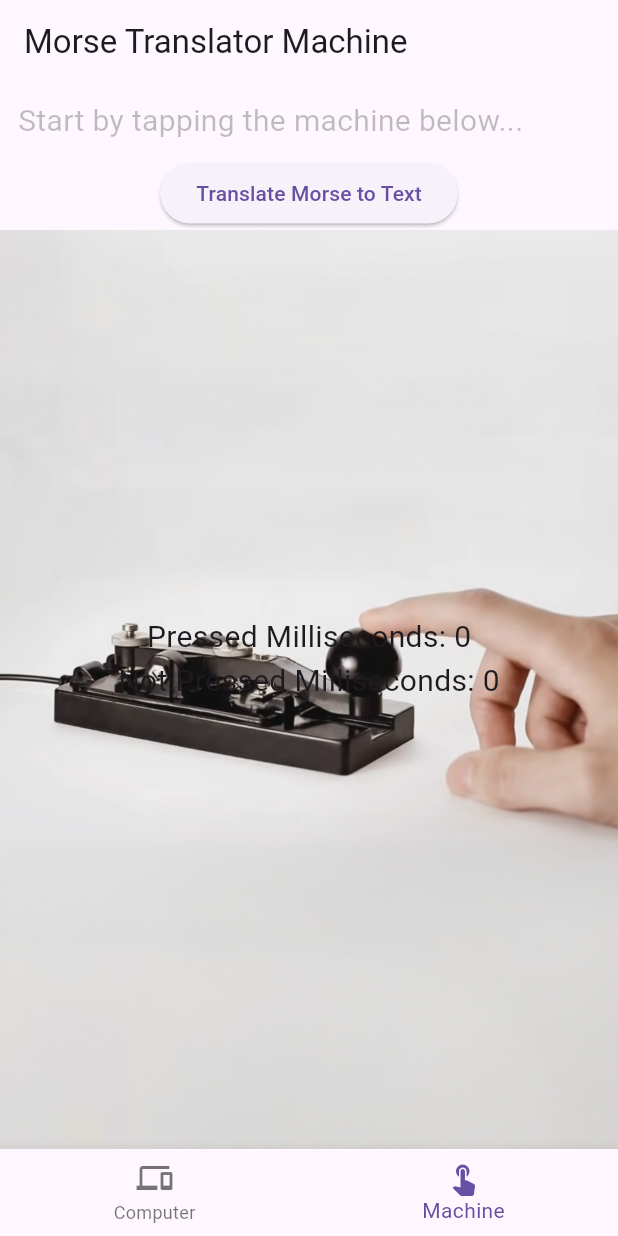
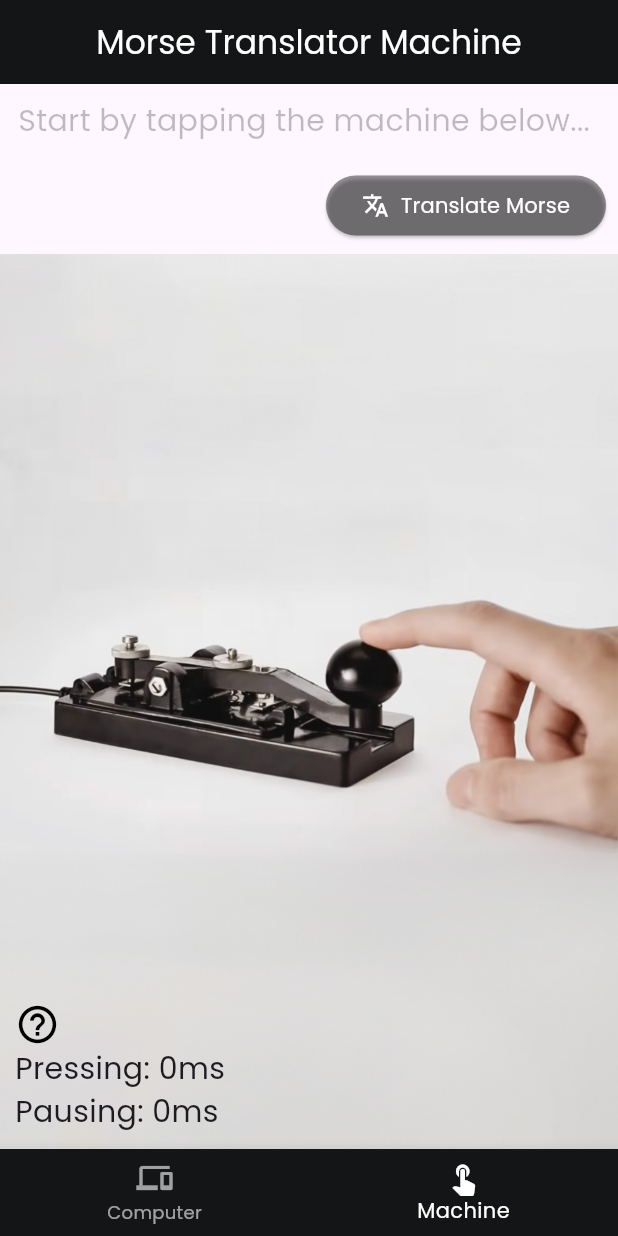
Before and after one commit to ItsJordanNL/morse-translator, a Flutter app: the screen it shows after launch, item 2 of the bottom bar chosen, on a phone screen of 412 x 824 dp. Run offline on Flutter 3.47's test engine with Material 3 defaults, Android fonts, the phone set to English and light mode, and no system bars.

Commit message:
Build - Help popup en styling zoals lettertype

```diff
--- a/lib/machine.dart
+++ b/lib/machine.dart
@@ -33,6 +33,66 @@ class TimerButtonState extends State<TimerButton> {
     }
   }
 
+  void _showHelpDialog(BuildContext context) {
+    showDialog(
+      context: context,
+      builder: (BuildContext context) {
+        return Theme(
+          data: ThemeData(
+            dialogBackgroundColor:
+                Colors.white, // Set background color to white
+            textButtonTheme: TextButtonThemeData(
+              style: TextButton.styleFrom(
+                foregroundColor: Colors.black, // Set button text color to black
+              ),
+            ),
+          ),
+          child: AlertDialog(
+            title: const Center(child: Text("Timing meaning")),
+            contentPadding: EdgeInsets.zero,
+            content: const SingleChildScrollView(
+              child: Column(
+                crossAxisAlignment: CrossAxisAlignment.center,
+                children: [
+                  Padding(
+                    padding: EdgeInsets.only(top: 10),
+                    child: Text(
+                      "Pressing for 0 - 200ms = dot",
+                      textAlign: TextAlign.center,
+                    ),
+                  ),
+                  Text(
+                    "Pressing for 200ms+ = stripe",
+                    textAlign: TextAlign.center,
+                  ),
+                  Text(
+                    "Pausing for 0 - 350ms = word",
+                    textAlign: TextAlign.center,
+                  ),
+                  Padding(
+                    padding: EdgeInsets.only(bottom: 10),
+                    child: Text(
+                      "Pausing for 350ms+ = space",
+                      textAlign: TextAlign.center,
+                    ),
+                  ),
+                ],
+              ),
+            ),
+            actions: <Widget>[
+              TextButton(
+                onPressed: () {
+                  Navigator.of(context).pop();
+                },
+                child: const Center(child: Text("Close")),
+              ),
+            ],
+          ),
+        );
+      },
+    );
+  }
+
   void _resetPressedTime() {
     setState(() {
       _pressedMilliseconds = 0;
@@ -62,6 +122,10 @@ class TimerButtonState extends State<TimerButton> {
   }
 
   void translateMorseToText() {
+    _stopPressedTimer(); // Stop the pressed timer
+    _stopNotPressedTimer(); // Stop the not pressed timer
+    _resetPressedTime(); // Reset the pressed timer
+    _resetNotPressedTime(); // Reset the not pressed timer
     // Define your Morse to text translation logic here
     // For simplicity, let's assume a mapping of Morse code to text
     final morseToText = {
@@ -120,6 +184,10 @@ class TimerButtonState extends State<TimerButton> {
   }
 
   void clearTranslatedText() {
+    _stopPressedTimer(); // Stop the pressed timer
+    _stopNotPressedTimer(); // Stop the not pressed timer
+    _resetPressedTime(); // Reset the pressed timer
+    _resetNotPressedTime(); // Reset the not pressed timer
     setState(() {
       _displayText = '';
       _isTranslated = false;
@@ -139,13 +207,18 @@ class TimerButtonState extends State<TimerButton> {
   Widget build(BuildContext context) {
     return Scaffold(
       appBar: AppBar(
+        backgroundColor: const Color.fromARGB(
+            255, 20, 21, 22), // Set the background color to gray
+        foregroundColor: Colors.white,
         title: const Text('Morse Translator Machine'),
+        centerTitle: true, // Center the title text
       ),
       body: Column(
         mainAxisAlignment: MainAxisAlignment.start,
         children: [
           Container(
-            padding: const EdgeInsets.only(top: 10, right: 12, bottom: 10, left: 12),
+            padding:
+                const EdgeInsets.only(top: 10, right: 12, bottom: 10, left: 12),
             child: Align(
               alignment: Alignment.centerLeft,
               child: Text(
@@ -154,19 +227,48 @@ class TimerButtonState extends State<TimerButton> {
                     : _displayText,
                 style: TextStyle(
                   fontSize: 20,
-                  color: _displayText.isEmpty ? Colors.black.withOpacity(0.25) : Colors.black,
+                  color: _displayText.isEmpty
+                      ? Colors.black.withOpacity(0.25)
+                      : Colors.black,
                 ),
               ),
             ),
           ),
-          Container(
-            alignment: Alignment.center,
+          Row(
+            // Wrap the button with Row
+            mainAxisAlignment:
+                MainAxisAlignment.end, // Align the button to the right
+            children: [
+              Padding(
+                padding:
+                    const EdgeInsets.all(8.0), // Add margin in all directions
                 child: ElevatedButton(
-              onPressed:
-                  _isTranslated ? clearTranslatedText : translateMorseToText,
-              child: Text(
-                  _isTranslated ? 'Clear Text' : 'Translate Morse to Text'),
+                  onPressed: _isTranslated
+                      ? clearTranslatedText
+                      : translateMorseToText,
+                  style: ButtonStyle(
+                    backgroundColor: MaterialStateProperty.all<Color>(Colors
+                        .black
+                        .withOpacity(0.4)), // Set background color to red
+                    foregroundColor: MaterialStateProperty.all<Color>(
+                        Colors.white), // Set text color to white
                   ),
+                  child: Row(
+                    mainAxisSize: MainAxisSize.min,
+                    children: [
+                      Icon(_isTranslated
+                          ? Icons.clear
+                          : Icons
+                              .translate), // Different icons based on _isTranslated
+                      const SizedBox(
+                          width:
+                              8), // Adjust the spacing between the icon and text
+                      Text(_isTranslated ? 'Clear Text' : 'Translate Morse'),
+                    ],
+                  ),
+                ),
+              ),
+            ],
           ),
           Expanded(
             child: GestureDetector(
@@ -229,21 +331,35 @@ class TimerButtonState extends State<TimerButton> {
                     fit: BoxFit.cover,
                   ),
                 ),
-                child: Center(
+                child: Padding(
+                  padding: const EdgeInsets.all(
+                      10), // Add padding of 10 from all sides
+                  child: Align(
+                    alignment: Alignment.bottomLeft,
                     child: Column(
-                    mainAxisAlignment: MainAxisAlignment.center,
+                      mainAxisAlignment: MainAxisAlignment.end,
+                      crossAxisAlignment: CrossAxisAlignment.start,
                       children: <Widget>[
+                        GestureDetector(
+                          onTap: () {
+                            _showHelpDialog(context);
+                          },
+                          child: Icon(
+                            Icons.help_outline,
+                            color: Colors.black,
+                            size: 30,
+                          ),
+                        ),
                         Text(
-                        'Pressed Milliseconds: $_pressedMilliseconds',
+                          'Pressing: ${_pressedMilliseconds}ms',
                           style: const TextStyle(fontSize: 20),
                         ),
                         Text(
-                        'Not Pressed Milliseconds: $_notPressedMilliseconds',
+                          'Pausing: ${_notPressedMilliseconds}ms',
                           style: const TextStyle(fontSize: 20),
                         ),
-                      const SizedBox(height: 20),
-                      const SizedBox(height: 20),
                       ],
+                    ),
                   ),
                 ),
               ),
--- a/lib/main.dart
+++ b/lib/main.dart
@@ -14,6 +14,7 @@ class MorseCodeTranslator extends StatelessWidget {
       title: 'Morse Code Translator',
       theme: ThemeData(
         primarySwatch: Colors.blue,
+        fontFamily: 'Poppins',
       ),
       home: const MorseCodeHomePage(),
     );
@@ -45,6 +46,8 @@ class MorseCodeHomePageState extends State<MorseCodeHomePage> {
     return Scaffold(
       body: _widgetOptions.elementAt(_selectedIndex),
       bottomNavigationBar: BottomNavigationBar(
+        backgroundColor: const Color.fromARGB(
+            255, 20, 21, 22), // Set background color to red
         items: const <BottomNavigationBarItem>[
           BottomNavigationBarItem(
             icon: Icon(Icons.devices),
@@ -56,6 +59,9 @@ class MorseCodeHomePageState extends State<MorseCodeHomePage> {
           ),
         ],
         currentIndex: _selectedIndex,
+        selectedItemColor: Colors.white, // Set color for active icon
+        unselectedItemColor:
+            Colors.white.withOpacity(0.6), // Set color for inactive icon
         onTap: _onItemTapped,
       ),
     );
@@ -89,7 +95,11 @@ class TranslatorHomePageState extends State<TranslatorHomePage> {
   Widget build(BuildContext context) {
     return Scaffold(
       appBar: AppBar(
+        backgroundColor: const Color.fromARGB(
+            255, 20, 21, 22), // Set the background color to gray
+        foregroundColor: Colors.white,
         title: const Text('Morse Translator Computer'),
+        centerTitle: true, // Center the title text
       ),
       body: Padding(
         padding: const EdgeInsets.all(20.0),
```
Also changed, not shown: pubspec.yaml (+4 -4 lines), assets/Poppins-Regular.ttf (added). Lines whose indentation alone changed are shown as unchanged.
